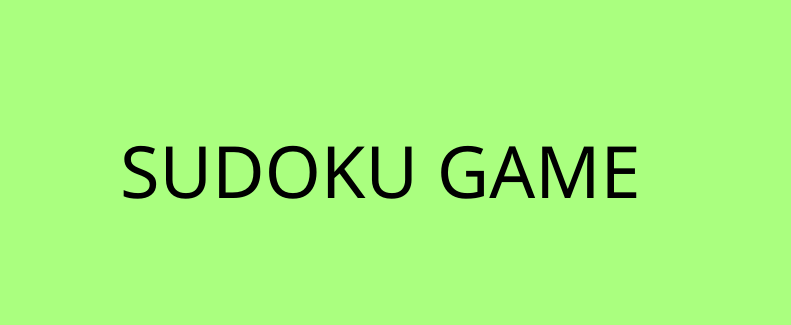
Qt form GUI/GUI_sudoku/mainwindow.ui (teeraphat147258/Group12SudokuGame) before a commit; both pictures show x 100 to 891 and y 0 to 325 of the 996 by 829 pixel window.
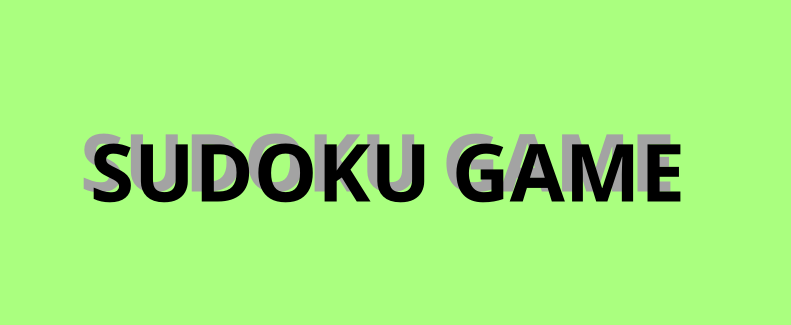
The same form after that commit.

Patch:
```diff
--- a/GUI/GUI_sudoku/mainwindow.ui
+++ b/GUI/GUI_sudoku/mainwindow.ui
@@ -87,22 +87,48 @@
    <widget class="QLabel" name="label_title">
     <property name="geometry">
      <rect>
-      <x>220</x>
+      <x>190</x>
       <y>80</y>
-      <width>531</width>
+      <width>621</width>
       <height>181</height>
      </rect>
     </property>
     <property name="styleSheet">
      <string notr="true">QLabel{
 	font:century gothic;
-	font-size:72px;
+	font: bold;
+	font-size:80px;
 }</string>
     </property>
     <property name="text">
      <string>SUDOKU GAME</string>
     </property>
    </widget>
+   <widget class="QLabel" name="label_title_2">
+    <property name="geometry">
+     <rect>
+      <x>180</x>
+      <y>70</y>
+      <width>621</width>
+      <height>181</height>
+     </rect>
+    </property>
+    <property name="styleSheet">
+     <string notr="true">QLabel{
+	font:century gothic;
+	font: bold;
+	font-size:80px;
+	color: rgb(163, 163, 163);
+}</string>
+    </property>
+    <property name="text">
+     <string>SUDOKU GAME</string>
+    </property>
+   </widget>
+   <zorder>label_title_2</zorder>
+   <zorder>pushButton_Start</zorder>
+   <zorder>pushButton_tutorial</zorder>
+   <zorder>label_title</zorder>
   </widget>
   <widget class="QStatusBar" name="statusbar"/>
  </widget>
```
